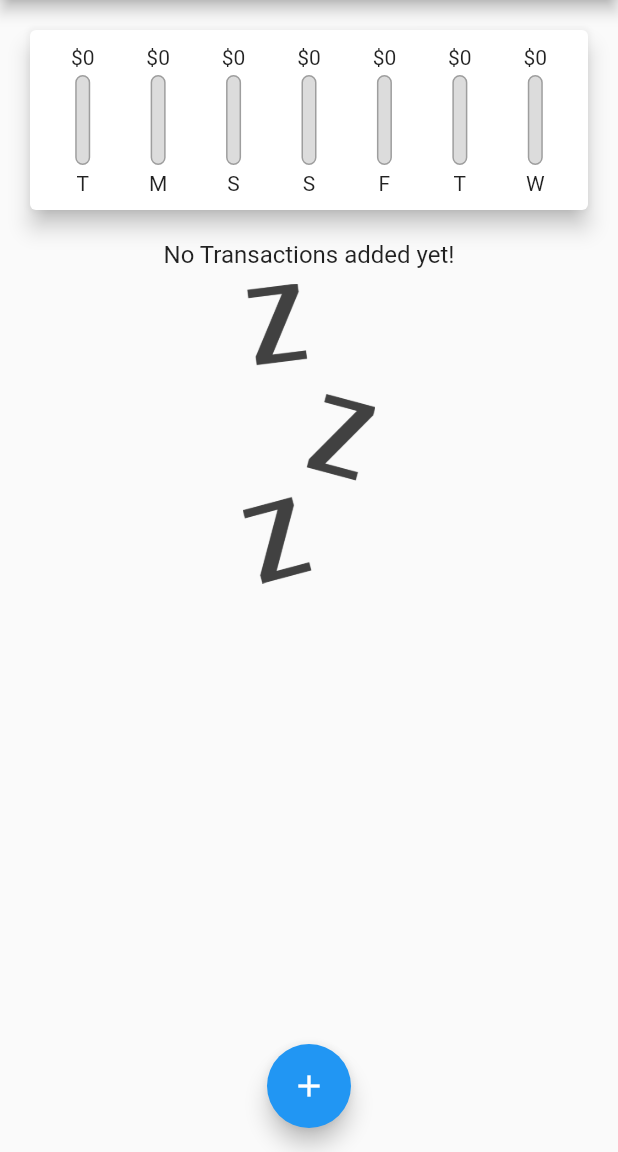
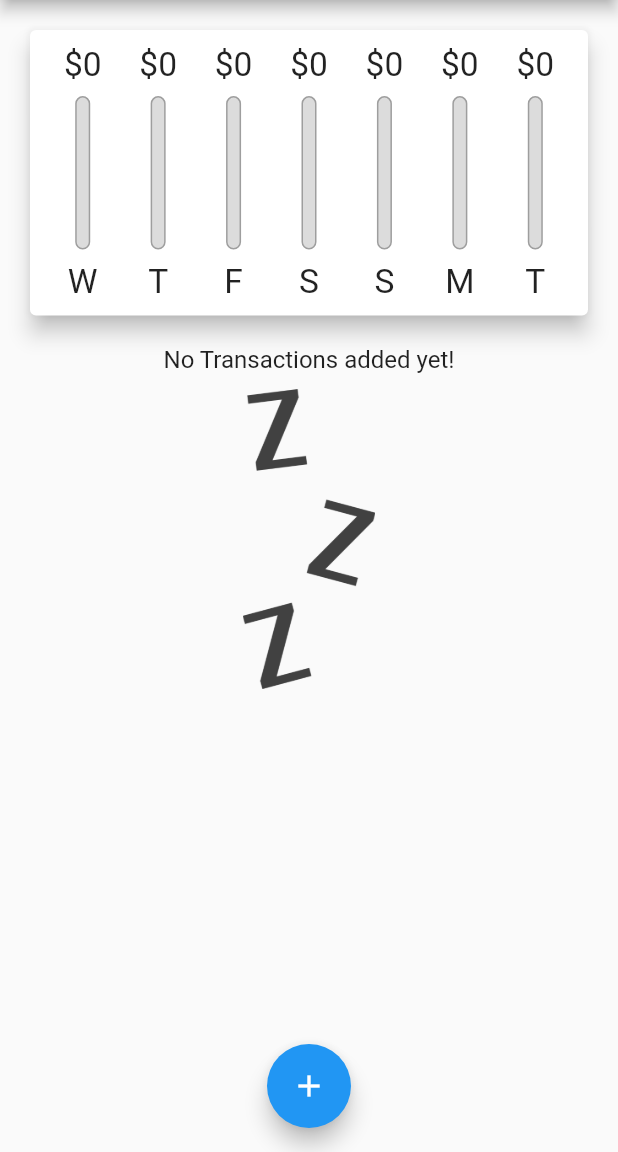
Before and after one commit to MrGOStepz/SmoothPOSYakiniku, a Flutter app: the MyHomePage screen opened directly, on a phone screen of 412 x 824 dp, the part 84-1236 px from its top. Run offline on Flutter 3.47's test engine with Material 2 defaults, Android fonts, the phone set to English and light mode, and no system bars.

Commit message:
Add Responsive

```diff
--- a/FlutterTesting/flutter_testing/lib/persanal_expense/main.dart
+++ b/FlutterTesting/flutter_testing/lib/persanal_expense/main.dart
@@ -1,10 +1,16 @@
 import 'package:flutter/material.dart';
+import 'package:flutter/services.dart';
 import './widgets/new_transaction.dart';
 import './widgets/transaction_list.dart';
 import 'models/transaction.dart';
 import 'widgets/chart.dart';
 
-void main() => runApp(MyApp());
+void main() {
+  // WidgetsFlutterBinding.ensureInitialized();
+  // SystemChrome.setPreferredOrientations(
+  //     [DeviceOrientation.portraitUp, DeviceOrientation.portraitDown]);
+  runApp(MyApp());
+}
 
 class MyApp extends StatelessWidget {
   MyApp({Key? key}) : super(key: key);
@@ -17,10 +23,10 @@ class MyApp extends StatelessWidget {
           colorScheme: ColorScheme.fromSwatch(primarySwatch: Colors.deepOrange)
               .copyWith(secondary: Colors.amber),
           textTheme: TextTheme(
-            titleMedium: TextStyle(fontFamily: 'OpenSands',
+              titleMedium: TextStyle(
+                  fontFamily: 'OpenSands',
                   fontSize: 18,
-            fontWeight: FontWeight.bold)
-          ),
+                  fontWeight: FontWeight.bold)),
           fontFamily: 'Quicksand',
           appBarTheme: AppBarTheme(
             titleTextStyle: TextStyle(
@@ -54,18 +60,19 @@ class _MyHomePageState extends State<MyHomePage> {
   List<Transaction> get _recentTransactions {
     return _userTransaction.where((tx) {
       return tx.date.isAfter(
-          DateTime.now().subtract(Duration(days: 7),
+        DateTime.now().subtract(
+          Duration(days: 7),
         ),
       );
     }).toList();
   }
 
-  void _addNewTransaction(String title, double amount) {
+  void _addNewTransaction(String title, double amount, DateTime chosenDate) {
     final newTx = Transaction(
       id: DateTime.now().toString(),
       title: title,
       amount: amount,
-      date: DateTime.now(),
+      date: chosenDate,
     );
 
     setState(() {
@@ -86,10 +93,17 @@ class _MyHomePageState extends State<MyHomePage> {
         });
   }
 
+  void _deleteTransaction(String id) {
+    setState(() {
+      _userTransaction.removeWhere((element) {
+        return element.id == id;
+      });
+    });
+  }
+
   @override
   Widget build(BuildContext context) {
-    return Scaffold(
-      appBar: AppBar(
+    final appBar = AppBar(
       title: const Text(
         'Personal Expenses',
         style: TextStyle(fontFamily: 'OpenSans'),
@@ -103,14 +117,28 @@ class _MyHomePageState extends State<MyHomePage> {
               Icons.add,
             ))
       ],
-      ),
+    );
+    return Scaffold(
+      appBar: appBar,
       body: SingleChildScrollView(
         child: Column(
           // mainAxisAlignment: MainAxisAlignment.spaceBetween,
           // crossAxisAlignment: CrossAxisAlignment.center,
           children: [
-            Chart(_recentTransactions),
-            TransactionList(_userTransaction)
+            Container(
+                height: (MediaQuery.of(context).size.height -
+                        appBar.preferredSize.height -
+                        MediaQuery.of(context).padding.top) *
+                    0.3,
+                child: Chart(_recentTransactions)),
+            // Expanded(
+            //     child: TransactionList(_userTransaction, _deleteTransaction))
+            Container(
+                height: (MediaQuery.of(context).size.height -
+                        appBar.preferredSize.height -
+                        MediaQuery.of(context).padding.top) *
+                    0.7,
+                child: TransactionList(_userTransaction, _deleteTransaction))
           ],
         ),
       ),
--- a/FlutterTesting/flutter_testing/lib/persanal_expense/widgets/chart.dart
+++ b/FlutterTesting/flutter_testing/lib/persanal_expense/widgets/chart.dart
@@ -31,7 +31,7 @@ class Chart extends StatelessWidget {
         'day': DateFormat.E().format(weekDay).substring(0, 1),
         'amount': totalSum
       };
-    });
+    }).reversed.toList();
   }
 
   double get totalSpending {
--- a/FlutterTesting/flutter_testing/lib/persanal_expense/widgets/chart_bar.dart
+++ b/FlutterTesting/flutter_testing/lib/persanal_expense/widgets/chart_bar.dart
@@ -11,16 +11,21 @@ class ChartBar extends StatelessWidget {
 
   @override
   Widget build(BuildContext context) {
+    return LayoutBuilder(
+      builder: (ctx, constraint) {
         return Column(
           children: [
-        FittedBox(
+            Container(
+              height: constraint.maxHeight * 0.15,
+              child: FittedBox(
                 child: Text('\$${spendingAmount.toStringAsFixed(0)}'),
               ),
+            ),
             SizedBox(
-          height: 4,
+              height: constraint.maxHeight * 0.05,
             ),
             Container(
-          height: 60,
+              height: constraint.maxHeight * 0.6,
               width: 10,
               child: Stack(
                 children: [
@@ -44,10 +49,14 @@ class ChartBar extends StatelessWidget {
               ),
             ),
             SizedBox(
-          height: 4,
+              height: constraint.maxHeight * 0.05,
             ),
-        Text(label),
+            Container(
+                height: constraint.maxHeight * 0.15,
+                child: FittedBox(child: Text(label))),
           ],
+        );
+      },
     );
   }
 }
--- a/FlutterTesting/flutter_testing/lib/persanal_expense/widgets/transaction_list.dart
+++ b/FlutterTesting/flutter_testing/lib/persanal_expense/widgets/transaction_list.dart
@@ -4,20 +4,22 @@ import 'package:intl/intl.dart';
 import '../models/transaction.dart';
 
 class TransactionList extends StatelessWidget {
-  const TransactionList(this.transactions, {Key? key}) : super(key: key);
   final List<Transaction> transactions;
+  final Function(String) deleteTx;
+
+  const TransactionList(this.transactions, this.deleteTx, {Key? key})
+      : super(key: key);
 
   @override
   Widget build(BuildContext context) {
-    return Container(
-      height: 300,
-      child: transactions.isEmpty
+    return transactions.isEmpty
         ? Column(
             children: [
               Text('No Transactions added yet!',
                   style: Theme.of(context).textTheme.titleMedium),
               SizedBox(
-                  height: 10,),
+                height: 10,
+              ),
               Container(
                 height: 200,
                 child: Image.asset(
@@ -29,7 +31,32 @@ class TransactionList extends StatelessWidget {
           )
         : ListView.builder(
             itemBuilder: (ctx, index) {
-                return ListTile()
+              return Card(
+                elevation: 5,
+                margin: EdgeInsets.symmetric(vertical: 8, horizontal: 5),
+                child: ListTile(
+                  leading: CircleAvatar(
+                    radius: 30,
+                    child: Padding(
+                      padding: EdgeInsets.all(10),
+                      child: FittedBox(
+                        child: Text('\$${transactions[index].amount}'),
+                      ),
+                    ),
+                  ),
+                  title: Text(
+                    transactions[index].title,
+                    style: Theme.of(context).textTheme.titleMedium,
+                  ),
+                  subtitle:
+                      Text(DateFormat.yMMMd().format(transactions[index].date)),
+                  trailing: IconButton(
+                    icon: Icon(Icons.delete),
+                    color: Theme.of(context).errorColor,
+                    onPressed: () => deleteTx(transactions[index].id),
+                  ),
+                ),
+              );
               //   return Card(
               //       child: Row(
               //     children: [
@@ -71,7 +98,6 @@ class TransactionList extends StatelessWidget {
               //   ));
             },
             itemCount: transactions.length,
-            ),
           );
   }
 }
```
Also changed, not shown: FlutterTesting/flutter_testing/lib/persanal_expense/widgets/new_transaction.dart (+52 -12 lines). Lines whose indentation alone changed are shown as unchanged.
